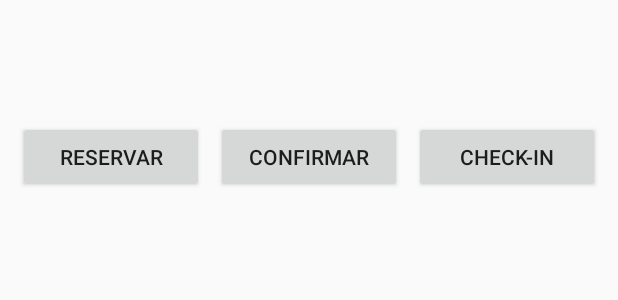
After one commit to apps-grupo-6/android, an Android app: the layout item_session.xml on its own in the app's theme, with its tools: preview values and no code run, on a phone screen of 412 x 824 dp. The commit adds this screen. Shown: the top 300 px of the screen. Run offline under Robolectric (Android 15) with nearby library versions, the phone set to English and light mode, and no system bars.

Commit message:
Realice la parte de asistencia y presencia pero nose si funciona

```diff
--- a/app/src/main/java/com/android/excuses404/di/NetworkModule.java
+++ b/app/src/main/java/com/android/excuses404/di/NetworkModule.java
@@ -1,5 +1,6 @@
 package com.android.excuses404.di;
 
+import com.android.excuses404.data.api.AttendanceApiService;
 import com.android.excuses404.data.api.UserApiService;
 
 import javax.inject.Singleton;
@@ -37,4 +38,9 @@ public class NetworkModule {
     UserApiService provideUserApiService(Retrofit retrofit) {
         return retrofit.create(UserApiService.class);
     }
+    @Provides @javax.inject.Singleton
+    public com.android.excuses404.data.api.AttendanceApiService provideAttendanceApi(retrofit2.Retrofit retrofit) {
+        return retrofit.create(com.android.excuses404.data.api.AttendanceApiService.class);
+    }
+
 }
--- /dev/null
+++ b/app/src/main/java/com/android/excuses404/models/AttendanceStatus.java
@@ -0,0 +1,3 @@
+package com.android.excuses404.models;
+
+public enum AttendanceStatus { RESERVED, CONFIRMED, PRESENT }
--- /dev/null
+++ b/app/src/main/res/layout/item_session.xml
@@ -0,0 +1,54 @@
+<?xml version="1.0" encoding="utf-8"?>
+<LinearLayout xmlns:android="http://schemas.android.com/apk/res/android"
+    android:orientation="vertical"
+    android:padding="12dp"
+    android:layout_width="match_parent"
+    android:layout_height="wrap_content">
+
+    <TextView
+        android:id="@+id/tvTitle"
+        android:textStyle="bold"
+        android:textSize="16sp"
+        android:layout_width="wrap_content"
+        android:layout_height="wrap_content" />
+
+    <TextView
+        android:id="@+id/tvCoach"
+        android:layout_width="wrap_content"
+        android:layout_height="wrap_content" />
+
+    <TextView
+        android:id="@+id/tvTime"
+        android:layout_width="wrap_content"
+        android:layout_height="wrap_content" />
+
+    <LinearLayout
+        android:orientation="horizontal"
+        android:layout_width="match_parent"
+        android:layout_height="wrap_content"
+        android:layout_marginTop="8dp">
+
+        <Button
+            android:id="@+id/btnReserve"
+            android:text="Reservar"
+            android:layout_width="0dp"
+            android:layout_weight="1"
+            android:layout_height="wrap_content"/>
+
+        <Button
+            android:id="@+id/btnConfirm"
+            android:text="Confirmar"
+            android:layout_width="0dp"
+            android:layout_weight="1"
+            android:layout_height="wrap_content"
+            android:layout_marginStart="8dp"/>
+
+        <Button
+            android:id="@+id/btnCheckIn"
+            android:text="Check-in"
+            android:layout_width="0dp"
+            android:layout_weight="1"
+            android:layout_height="wrap_content"
+            android:layout_marginStart="8dp"/>
+    </LinearLayout>
+</LinearLayout>
```
Also changed, not shown: app/src/main/java/com/android/excuses404/data/api/AttendanceApiService.java (added, +26 -0 lines), app/src/main/java/com/android/excuses404/data/api/dto/AttendanceDTO.java (added, +9 -0 lines), app/src/main/java/com/android/excuses404/data/api/dto/CheckInReq.java (added, +11 -0 lines), app/src/main/java/com/android/excuses404/data/api/dto/ClassSessionDTO.java (added, +12 -0 lines), app/src/main/java/com/android/excuses404/data/api/dto/ConfirmReq.java (added, +11 -0 lines), app/src/main/java/com/android/excuses404/data/api/dto/ReserveReq.java (added, +11 -0 lines), app/src/main/java/com/android/excuses404/data/local/Converters.java (added, +16 -0 lines), app/src/main/java/com/android/excuses404/data/repository/AttendanceRepository.java (added, +95 -0 lines), app/src/main/java/com/android/excuses404/fragments/AttendanceViewModel.java (added, +26 -0 lines), app/src/main/java/com/android/excuses404/fragments/HomeFragment.java (+127 -0 lines), app/src/main/java/com/android/excuses404/models/Attendance.java (added, +23 -0 lines), app/src/main/java/com/android/excuses404/models/ClassSession.java (added, +40 -0 lines), app/src/main/res/layout/activity_main.xml (+6 -1 lines).
